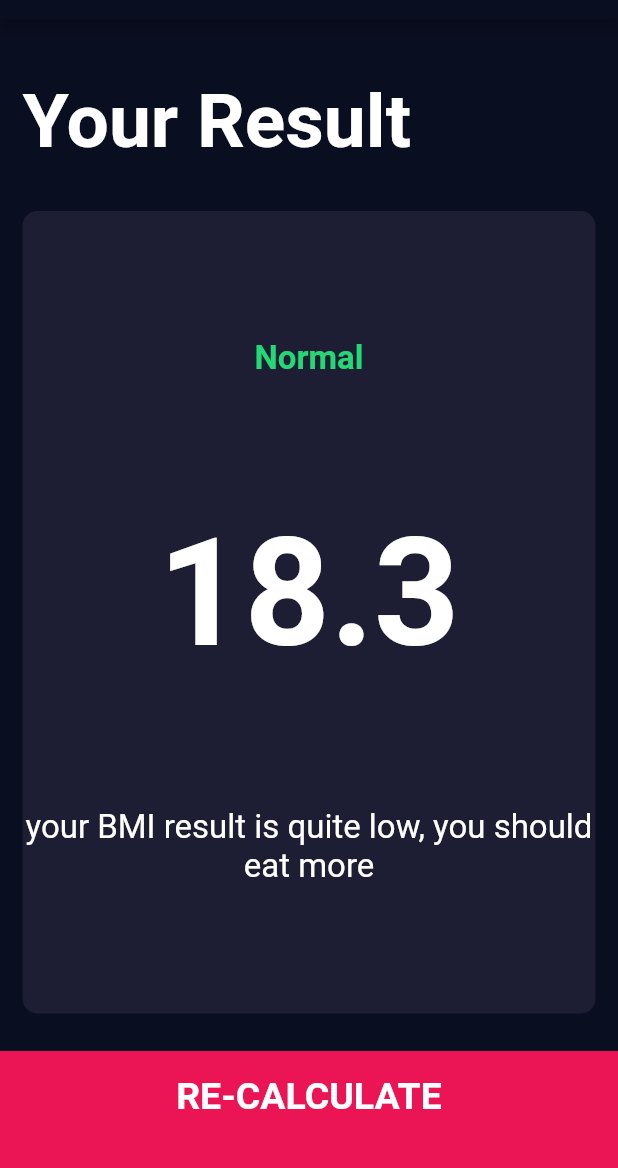
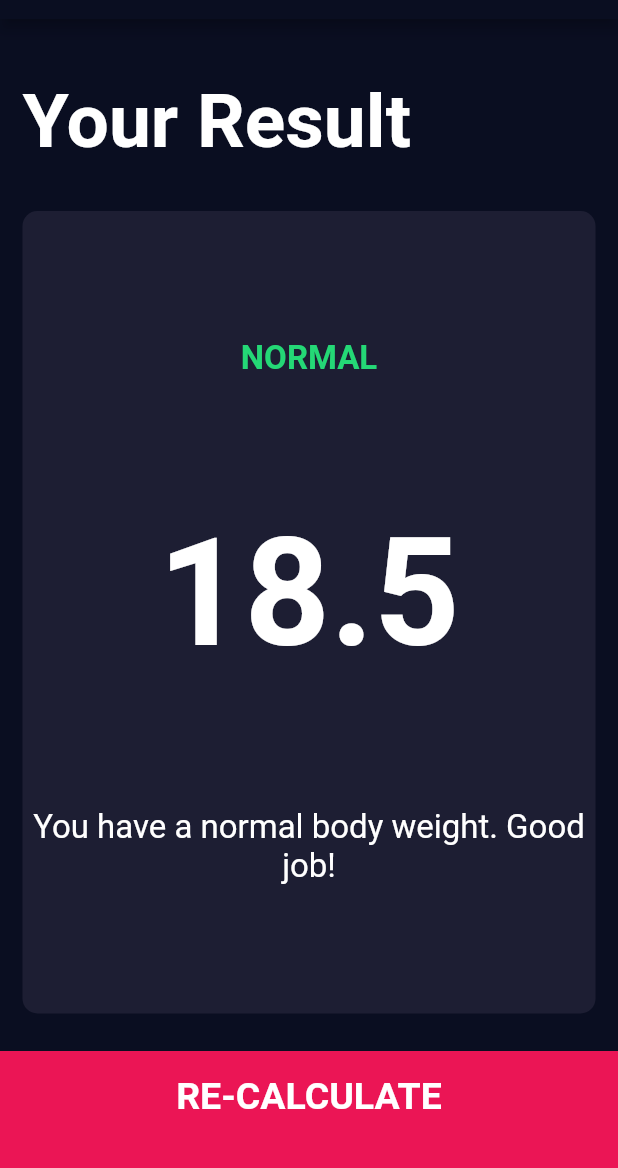
Before and after one commit to daryllman/BMI-Calculator, a Flutter app: the screen it shows after launch, after a tap on "CALCULATE", on a phone screen of 412 x 824 dp, the part 65-1233 px from its top. Run offline on Flutter 3.47's test engine with Material 2 defaults, Android fonts, the phone set to English and light mode, and no system bars; our stand-ins replace font_awesome_flutter.

Commit message:
finalise app

```diff
--- /dev/null
+++ b/lib/calculator_brain.dart
@@ -0,0 +1,40 @@
+import 'dart:math';
+
+class CalculatorBrain {
+  final int height;
+  final int weight;
+
+  double _bmi;
+
+  CalculatorBrain({
+    this.height,
+    this.weight,
+  });
+
+  String calculateBMI() {
+    _bmi = weight / pow(height/100, 2);
+    return _bmi.toStringAsFixed(1); //auto convert with 1dp too.
+  }
+
+  String getResult() {
+    if (_bmi >= 25) {
+      return 'Overweight';
+    } else if (_bmi >= 18.5) {
+      return 'Normal';
+    } else {
+      return 'Underweight';
+    }
+  }
+
+  String getInterpretation(){
+    if (_bmi >= 25) {
+      return 'Im sorry but you are FAT. Health is important, please exercise more!';
+    } else if (_bmi >= 18.5) {
+      return 'You have a normal body weight. Good job!';
+    } else {
+      return 'You are skinny... Eat and exercise more for muscle mass!';
+    }
+
+  }
+
+}
--- a/lib/screens/input_page.dart
+++ b/lib/screens/input_page.dart
@@ -6,6 +6,7 @@ import 'package:bmi_calculator/components/icon_content.dart';
 import '../constants.dart';
 import 'package:bmi_calculator/screens/results_page.dart';
 import 'package:bmi_calculator/components/bottom_button.dart';
+import 'package:bmi_calculator/calculator_brain.dart';
 
 enum Gender {
   male,
@@ -214,10 +215,21 @@ class _InputPageState extends State<InputPage> {
           BottomButton(
             buttonTitle: 'CALCULATE',
             onTap: () {
+              CalculatorBrain calc = CalculatorBrain(
+                height: height,
+                weight: weight,
+              );
+
+
+
               Navigator.push(
                 context,
                 MaterialPageRoute(
-                  builder: (context) => ResultsPage(),
+                  builder: (context) => ResultsPage(
+                    bmiResult: calc.calculateBMI(),
+                    interpretation: calc.getInterpretation(),
+                    resultText: calc.getResult(),
+                  ),
                 ),
               );
             },
--- a/lib/screens/results_page.dart
+++ b/lib/screens/results_page.dart
@@ -4,6 +4,13 @@ import 'package:flutter/material.dart';
 import 'package:bmi_calculator/components/bottom_button.dart';
 
 class ResultsPage extends StatelessWidget {
+
+  ResultsPage({@required this.interpretation, @required this.bmiResult, @required this.resultText});
+
+  final String bmiResult;
+  final String resultText;
+  final String interpretation;
+
   @override
   Widget build(BuildContext context) {
     return Scaffold(
@@ -33,15 +40,15 @@ class ResultsPage extends StatelessWidget {
                 crossAxisAlignment: CrossAxisAlignment.center,
                 children: <Widget>[
                   Text(
-                    'Normal',
+                    resultText.toUpperCase(),
                     style: kResultTextStyle,
                   ),
                   Text(
-                    '18.3',
+                    bmiResult,
                     style: kBMITextStyle,
                   ),
                   Text(
-                    'your BMI result is quite low, you should eat more',
+                    interpretation,
                     textAlign: TextAlign.center,
                     style: kBodyTextStyle,
                   ),
```
